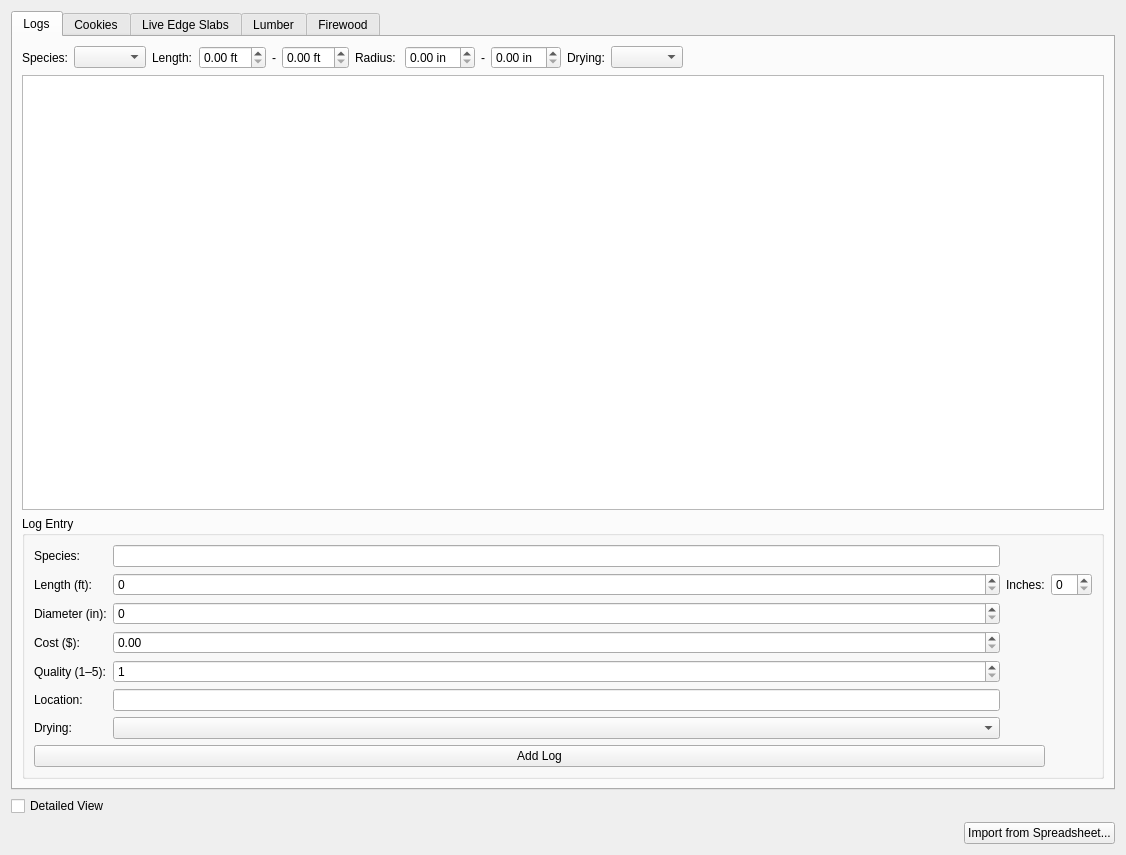
First picture: the form in ui/inventory.ui, repository thelenlucas/Senior-Design, before the edit.
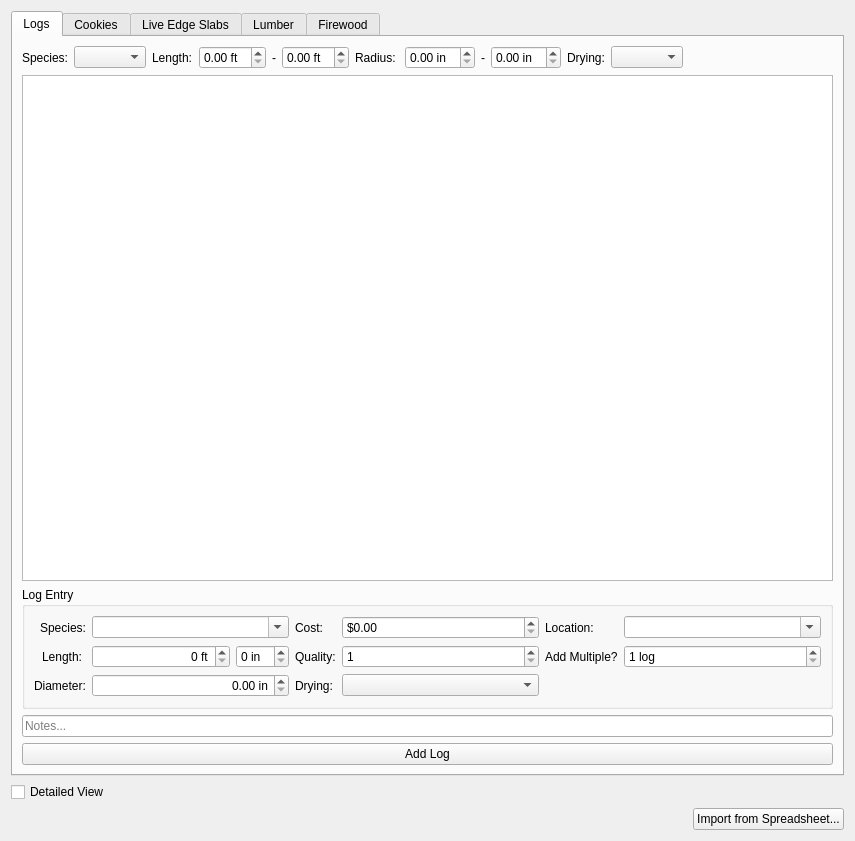
Second picture: the form after the edit.

What changed in the file:
```diff
--- a/ui/inventory.ui
+++ b/ui/inventory.ui
@@ -6,8 +6,8 @@
    <rect>
     <x>0</x>
     <y>0</y>
-    <width>1126</width>
-    <height>855</height>
+    <width>855</width>
+    <height>841</height>
    </rect>
   </property>
   <property name="minimumSize">
@@ -163,104 +163,228 @@
          <property name="title">
           <string>Log Entry</string>
          </property>
-         <layout class="QGridLayout" name="logEntryLayout">
-          <item row="2" column="0">
-           <widget class="QLabel" name="diameterLabel">
-            <property name="text">
-             <string>Diameter (in):</string>
-            </property>
-           </widget>
-          </item>
-          <item row="5" column="0">
+         <layout class="QGridLayout" name="logEntryLayout" rowstretch="0,0,0,0,0,0,0,0,0,0,0">
+          <item row="0" column="4">
            <widget class="QLabel" name="locationLabel">
             <property name="text">
              <string>Location:</string>
             </property>
            </widget>
           </item>
-          <item row="3" column="0">
-           <widget class="QLabel" name="costLabel">
-            <property name="text">
-             <string>Cost ($):</string>
-            </property>
-           </widget>
-          </item>
-          <item row="1" column="3">
-           <widget class="QSpinBox" name="lengthIn"/>
-          </item>
-          <item row="2" column="1">
-           <widget class="QSpinBox" name="diameterIn"/>
-          </item>
           <item row="1" column="1">
-           <widget class="QSpinBox" name="lengthFt"/>
+           <layout class="QHBoxLayout" name="horizontalLayout_6">
+            <item>
+             <widget class="QSpinBox" name="lengthFt">
+              <property name="sizePolicy">
+               <sizepolicy hsizetype="Expanding" vsizetype="Fixed">
+                <horstretch>0</horstretch>
+                <verstretch>0</verstretch>
+               </sizepolicy>
+              </property>
+              <property name="alignment">
+               <set>Qt::AlignRight|Qt::AlignTrailing|Qt::AlignVCenter</set>
+              </property>
+              <property name="suffix">
+               <string> ft</string>
+              </property>
+             </widget>
+            </item>
+            <item alignment="Qt::AlignLeft">
+             <widget class="QSpinBox" name="lengthIn">
+              <property name="sizePolicy">
+               <sizepolicy hsizetype="Minimum" vsizetype="Fixed">
+                <horstretch>0</horstretch>
+                <verstretch>0</verstretch>
+               </sizepolicy>
+              </property>
+              <property name="suffix">
+               <string> in</string>
+              </property>
+             </widget>
+            </item>
+           </layout>
+          </item>
+          <item row="0" column="3">
+           <widget class="QDoubleSpinBox" name="logEntryLogCost">
+            <property name="sizePolicy">
+             <sizepolicy hsizetype="Expanding" vsizetype="Fixed">
+              <horstretch>0</horstretch>
+              <verstretch>0</verstretch>
+             </sizepolicy>
+            </property>
+            <property name="prefix">
+             <string>$</string>
+            </property>
+            <property name="maximum">
+             <double>9999.989999999999782</double>
+            </property>
+           </widget>
+          </item>
+          <item row="1" column="5">
+           <widget class="QSpinBox" name="logEntryLogCountSpin">
+            <property name="suffix">
+             <string> log</string>
+            </property>
+            <property name="minimum">
+             <number>1</number>
+            </property>
+            <property name="maximum">
+             <number>999</number>
+            </property>
+           </widget>
           </item>
           <item row="0" column="1">
-           <widget class="QLineEdit" name="speciesEntry"/>
+           <widget class="QComboBox" name="logEntrySpeciesCombo">
+            <property name="sizePolicy">
+             <sizepolicy hsizetype="Expanding" vsizetype="Fixed">
+              <horstretch>0</horstretch>
+              <verstretch>0</verstretch>
+             </sizepolicy>
+            </property>
+            <property name="editable">
+             <bool>true</bool>
+            </property>
+           </widget>
           </item>
-          <item row="3" column="1">
-           <widget class="QDoubleSpinBox" name="costValue"/>
+          <item row="1" column="4">
+           <widget class="QLabel" name="label_34">
+            <property name="text">
+             <string>Add Multiple?</string>
+            </property>
+           </widget>
           </item>
-          <item row="0" column="0">
+          <item row="2" column="0" alignment="Qt::AlignRight">
+           <widget class="QLabel" name="diameterLabel">
+            <property name="sizePolicy">
+             <sizepolicy hsizetype="Minimum" vsizetype="Preferred">
+              <horstretch>0</horstretch>
+              <verstretch>0</verstretch>
+             </sizepolicy>
+            </property>
+            <property name="text">
+             <string>Diameter:</string>
+            </property>
+           </widget>
+          </item>
+          <item row="1" column="3">
+           <widget class="QSpinBox" name="logEntryLogQuality">
+            <property name="minimum">
+             <number>1</number>
+            </property>
+            <property name="maximum">
+             <number>5</number>
+            </property>
+           </widget>
+          </item>
+          <item row="2" column="3">
+           <widget class="QComboBox" name="logEntryLogDryingComboBox">
+            <property name="sizePolicy">
+             <sizepolicy hsizetype="Minimum" vsizetype="Fixed">
+              <horstretch>0</horstretch>
+              <verstretch>0</verstretch>
+             </sizepolicy>
+            </property>
+           </widget>
+          </item>
+          <item row="0" column="0" alignment="Qt::AlignRight">
            <widget class="QLabel" name="speciesLabel">
+            <property name="sizePolicy">
+             <sizepolicy hsizetype="Minimum" vsizetype="Preferred">
+              <horstretch>0</horstretch>
+              <verstretch>0</verstretch>
+             </sizepolicy>
+            </property>
             <property name="text">
              <string>Species:</string>
             </property>
            </widget>
           </item>
-          <item row="4" column="1">
-           <widget class="QSpinBox" name="qualityValue">
-            <property name="minimum">
-             <number>1</number>
+          <item row="0" column="2">
+           <widget class="QLabel" name="costLabel">
+            <property name="sizePolicy">
+             <sizepolicy hsizetype="Minimum" vsizetype="Preferred">
+              <horstretch>0</horstretch>
+              <verstretch>0</verstretch>
+             </sizepolicy>
             </property>
-            <property name="maximum">
-             <number>5</number>
-            </property>
-           </widget>
-          </item>
-          <item row="7" column="0" colspan="3">
-           <widget class="QPushButton" name="addLogButton">
             <property name="text">
-             <string>Add Log</string>
+             <string>Cost:</string>
             </property>
            </widget>
           </item>
-          <item row="1" column="2">
-           <widget class="QLabel" name="lengthInLabel">
-            <property name="text">
-             <string>Inches:</string>
-            </property>
-           </widget>
-          </item>
-          <item row="1" column="0">
-           <widget class="QLabel" name="lengthFtLabel">
-            <property name="text">
-             <string>Length (ft):</string>
-            </property>
-           </widget>
-          </item>
-          <item row="4" column="0">
-           <widget class="QLabel" name="qualityLabel">
-            <property name="text">
-             <string>Quality (1–5):</string>
-            </property>
-           </widget>
-          </item>
-          <item row="6" column="0">
+          <item row="2" column="2">
            <widget class="QLabel" name="label">
             <property name="text">
              <string>Drying:</string>
             </property>
            </widget>
           </item>
-          <item row="6" column="1">
-           <widget class="QComboBox" name="dryingComboBox"/>
+          <item row="1" column="2">
+           <widget class="QLabel" name="qualityLabel">
+            <property name="text">
+             <string>Quality:</string>
+            </property>
+           </widget>
           </item>
-          <item row="5" column="1">
-           <widget class="QLineEdit" name="locationEntry"/>
+          <item row="2" column="1">
+           <widget class="QDoubleSpinBox" name="logEntryDiameterSpin">
+            <property name="sizePolicy">
+             <sizepolicy hsizetype="Expanding" vsizetype="Fixed">
+              <horstretch>0</horstretch>
+              <verstretch>0</verstretch>
+             </sizepolicy>
+            </property>
+            <property name="alignment">
+             <set>Qt::AlignRight|Qt::AlignTrailing|Qt::AlignVCenter</set>
+            </property>
+            <property name="suffix">
+             <string> in</string>
+            </property>
+           </widget>
+          </item>
+          <item row="1" column="0" alignment="Qt::AlignRight">
+           <widget class="QLabel" name="lengthFtLabel">
+            <property name="sizePolicy">
+             <sizepolicy hsizetype="Minimum" vsizetype="Preferred">
+              <horstretch>0</horstretch>
+              <verstretch>0</verstretch>
+             </sizepolicy>
+            </property>
+            <property name="text">
+             <string>Length: </string>
+            </property>
+           </widget>
+          </item>
+          <item row="0" column="5">
+           <widget class="QComboBox" name="logEntryLocationCombo">
+            <property name="sizePolicy">
+             <sizepolicy hsizetype="Expanding" vsizetype="Fixed">
+              <horstretch>0</horstretch>
+              <verstretch>0</verstretch>
+             </sizepolicy>
+            </property>
+            <property name="editable">
+             <bool>true</bool>
+            </property>
+           </widget>
           </item>
          </layout>
         </widget>
        </item>
+       <item>
+        <widget class="QLineEdit" name="logEntryNotes">
+         <property name="placeholderText">
+          <string>Notes...</string>
+         </property>
+        </widget>
+       </item>
+       <item>
+        <widget class="QPushButton" name="addLogButton">
+         <property name="text">
+          <string>Add Log</string>
+         </property>
+        </widget>
+       </item>
       </layout>
      </widget>
      <widget class="QWidget" name="cookiesTab">
```
